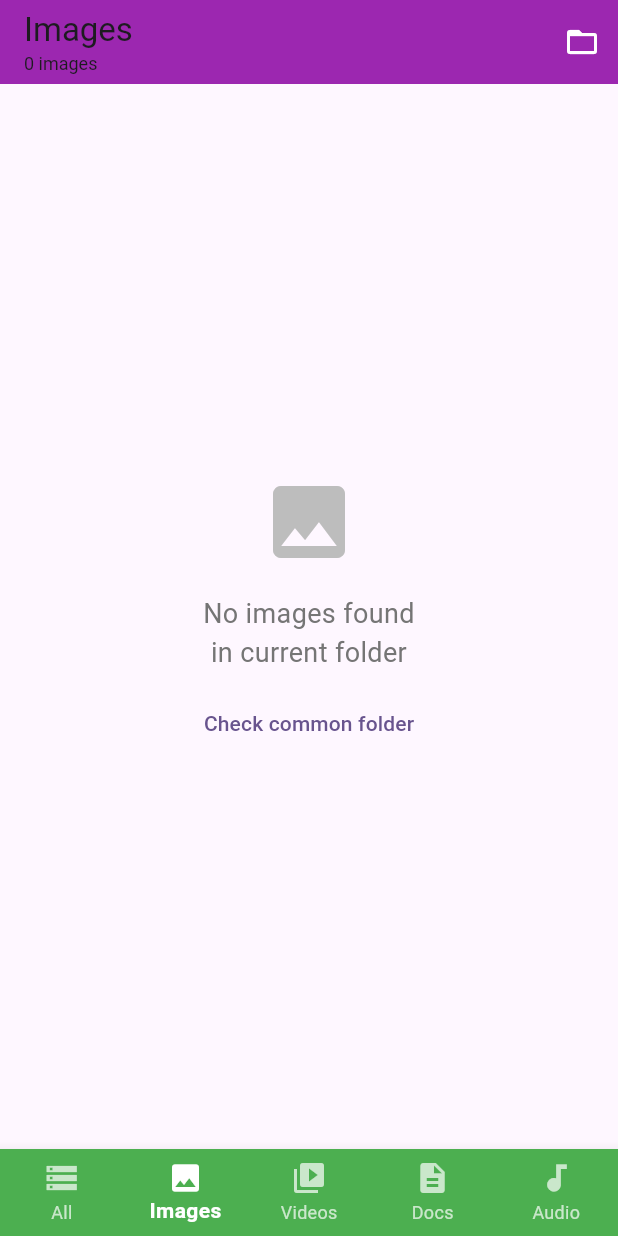
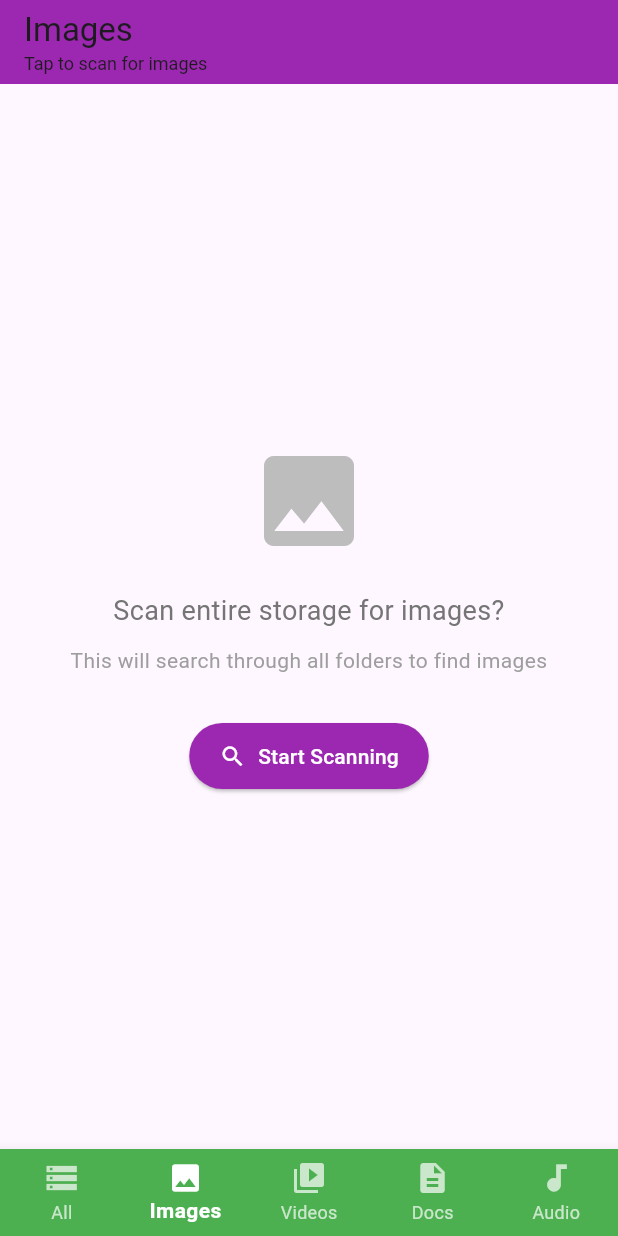
Before and after one commit to Earbaj/file_manager_flutter, a Flutter app: the screen it shows after launch, item 2 of the bottom bar chosen, on a phone screen of 412 x 824 dp. Run offline on Flutter 3.47's test engine with Material 3 defaults, Android fonts, the phone set to English and light mode, and no system bars; our stand-ins replace open_filex, permission_handler.

Commit message:
FIX:same catagory file show after scan

```diff
--- a/lib/filemanager_screen.dart
+++ b/lib/filemanager_screen.dart
@@ -10,10 +10,13 @@ class FileManagerScreen extends StatefulWidget {
 
 class _FileManagerScreenState extends State<FileManagerScreen> {
   List<FileSystemEntity> allFiles = [];
+  List<FileSystemEntity> categorizedFiles = [];
   List<Directory> pathHistory = [];
   Directory currentDirectory = Directory("/storage/emulated/0");
   int selectedIndex = 0;
   bool isLoading = false;
+  bool isScanning = false;
+  String currentScanType = ""; // Track what type we're currently scanning for
 
   // Tab titles
   final List<String> tabTitles = [
@@ -86,6 +89,11 @@ class _FileManagerScreenState extends State<FileManagerScreen> {
         allFiles = entities;
         currentDirectory = directory;
         isLoading = false;
+        // Reset categorized files when browsing normally
+        if (selectedIndex == 0) {
+          categorizedFiles = [];
+          currentScanType = "";
+        }
       });
 
       print("Filtered to ${entities.length} items");
@@ -99,6 +107,84 @@ class _FileManagerScreenState extends State<FileManagerScreen> {
       ScaffoldMessenger.of(context).showSnackBar(
         SnackBar(content: Text("Cannot access this folder: $e")),
       );
+    }
+  }
+
+  /// Recursively scan entire storage for specific file types
+  Future<void> scanEntireStorageForFileType(String fileType) async {
+    setState(() {
+      isScanning = true;
+      categorizedFiles = [];
+      currentScanType = fileType;
+    });
+
+    List<FileSystemEntity> foundFiles = [];
+    int scannedFolders = 0;
+
+    try {
+      // Start scanning from root directory
+      await _scanDirectoryRecursive(Directory("/storage/emulated/0"), fileType, foundFiles, (foldersScanned) {
+        scannedFolders = foldersScanned;
+      });
+
+      setState(() {
+        categorizedFiles = foundFiles;
+        isScanning = false;
+      });
+
+      print("Scan complete: Found ${foundFiles.length} $fileType files in $scannedFolders folders");
+
+    } catch (e) {
+      print("Error during scanning: $e");
+      setState(() {
+        isScanning = false;
+        currentScanType = "";
+      });
+
+      ScaffoldMessenger.of(context).showSnackBar(
+        SnackBar(content: Text("Error scanning files: $e")),
+      );
+    }
+  }
+
+  Future<void> _scanDirectoryRecursive(
+      Directory directory,
+      String targetFileType,
+      List<FileSystemEntity> results,
+      Function(int) onProgressUpdate) async {
+
+    int foldersScanned = 0;
+
+    try {
+      if (!await directory.exists()) return;
+
+      final List<FileSystemEntity> entities = await directory.list().toList();
+      foldersScanned++;
+
+      for (var entity in entities) {
+        // Skip hidden files and restricted folders
+        final name = entity.path.split('/').last;
+        if (name.startsWith(".") ||
+            entity.path.contains("/Android/data") ||
+            entity.path.contains("/Android/obb")) {
+          continue;
+        }
+
+        if (entity is File) {
+          // Check if file matches the target type
+          if (getFileType(entity.path) == targetFileType) {
+            results.add(entity);
+          }
+        } else if (entity is Directory) {
+          // Recursively scan subdirectories
+          await _scanDirectoryRecursive(entity, targetFileType, results, onProgressUpdate);
+        }
+      }
+
+      onProgressUpdate(foldersScanned);
+
+    } catch (e) {
+      print("Skipping directory ${directory.path} due to error: $e");
     }
   }
 
@@ -116,55 +202,63 @@ class _FileManagerScreenState extends State<FileManagerScreen> {
     }
   }
 
-  /// Improved file type classification
+  /// File type classification
   String getFileType(String path) {
     if (path.split('.').length < 2) return "Other";
 
     String ext = path.split('.').last.toLowerCase();
 
     // Image extensions
-    if (['jpg', 'jpeg', 'png', 'gif', 'bmp', 'webp', 'heic', 'svg', 'ico'].contains(ext))
+    if (['jpg', 'jpeg', 'png', 'gif', 'bmp', 'webp', 'heic', 'svg', 'ico', 'raw', 'cr2', 'nef'].contains(ext))
       return "Image";
 
     // Video extensions
-    if (['mp4', 'mkv', 'avi', 'mov', 'flv', 'wmv', '3gp', 'webm', 'm4v', 'ts'].contains(ext))
+    if (['mp4', 'mkv', 'avi', 'mov', 'flv', 'wmv', '3gp', 'webm', 'm4v', 'ts', 'mpeg', 'mpg'].contains(ext))
       return "Video";
 
     // Audio extensions
-    if (['mp3', 'wav', 'aac', 'flac', 'm4a', 'ogg', 'wma', 'amr', 'mid', 'midi'].contains(ext))
+    if (['mp3', 'wav', 'aac', 'flac', 'm4a', 'ogg', 'wma', 'amr', 'mid', 'midi', 'aiff'].contains(ext))
       return "Audio";
 
     // Document extensions
     if (['pdf', 'doc', 'docx', 'txt', 'ppt', 'pptx', 'xls', 'xlsx', 'csv', 'rtf',
-      'odt', 'ods', 'odp', 'epub', 'mobi', 'pages', 'numbers', 'key'].contains(ext))
+      'odt', 'ods', 'odp', 'epub', 'mobi', 'pages', 'numbers', 'key', 'xml', 'json'].contains(ext))
       return "Document";
 
     return "Other";
   }
 
-  /// Get files based on selected tab with recursive search for specific file types
+  /// Get files based on selected tab
   List<FileSystemEntity> getFilteredFiles() {
     if (selectedIndex == 0) {
       // All files - show everything in current directory
       return allFiles;
     }
 
-    // For specific file types, we want to show only files (not folders) of that type
-    String targetFileType = "";
-    switch (selectedIndex) {
-      case 1: targetFileType = "Image"; break;
-      case 2: targetFileType = "Video"; break;
-      case 3: targetFileType = "Document"; break;
-      case 4: targetFileType = "Audio"; break;
+    // For specific file types, only show files if they match the current tab
+    if (selectedIndex > 0) {
+      String currentTabType = getTargetFileType();
+
+      // Only return categorized files if they were scanned for the current tab type
+      if (currentScanType == currentTabType) {
+        return categorizedFiles;
+      } else {
+        // If we have files from a different scan, don't show them
+        return [];
+      }
     }
 
-    return allFiles.where((entity) {
-      // For category tabs, we only want to show files (not directories)
-      if (entity is Directory) return false;
+    return [];
+  }
 
-      // Check if file matches the target type
-      return getFileType(entity.path) == targetFileType;
-    }).toList();
+  String getTargetFileType() {
+    switch (selectedIndex) {
+      case 1: return "Image";
+      case 2: return "Video";
+      case 3: return "Document";
+      case 4: return "Audio";
+      default: return "";
+    }
   }
 
   IconData getFileIcon(FileSystemEntity file) {
@@ -198,22 +292,27 @@ class _FileManagerScreenState extends State<FileManagerScreen> {
       int sizeInBytes = file.lengthSync();
       if (sizeInBytes < 1024) return "$sizeInBytes B";
       if (sizeInBytes < 1048576) return "${(sizeInBytes / 1024).toStringAsFixed(1)} KB";
-      return "${(sizeInBytes / 1048576).toStringAsFixed(1)} MB";
+      if (sizeInBytes < 1073741824) return "${(sizeInBytes / 1048576).toStringAsFixed(1)} MB";
+      return "${(sizeInBytes / 1073741824).toStringAsFixed(1)} GB";
     } catch (e) {
       return "Unknown size";
     }
   }
 
   String getFileCountText() {
+    if (selectedIndex == 0) {
       final filteredFiles = getFilteredFiles();
-    final totalCount = filteredFiles.length;
-
-    if (selectedIndex == 0) {
       final fileCount = filteredFiles.where((f) => f is File).length;
       final folderCount = filteredFiles.where((f) => f is Directory).length;
-      return "$totalCount items ($fileCount files, $folderCount folders)";
+      return "$fileCount files, $folderCount folders";
     } else {
-      return "$totalCount ${tabTitles[selectedIndex].toLowerCase()}";
+      if (isScanning) {
+        return "Scanning for ${tabTitles[selectedIndex].toLowerCase()}...";
+      } else if (currentScanType == getTargetFileType()) {
+        return "${categorizedFiles.length} ${tabTitles[selectedIndex].toLowerCase()} found";
+      } else {
+        return "Tap to scan for ${tabTitles[selectedIndex].toLowerCase()}";
+      }
     }
   }
 
@@ -234,145 +333,55 @@ class _FileManagerScreenState extends State<FileManagerScreen> {
           ],
         ),
         backgroundColor: _getAppBarColor(),
-        actions: [
-          // Show back button only when not in root directory
+        actions: _getAppBarActions(),
+      ),
+      body: _buildBody(files),
+      bottomNavigationBar: _buildBottomNavigationBar(),
+      floatingActionButton: selectedIndex == 0 ? _buildFloatingActionButton() : null,
+    );
+  }
+
+  List<Widget> _getAppBarActions() {
+    if (selectedIndex == 0) {
+      return [
         if (pathHistory.isNotEmpty || currentDirectory.path != "/storage/emulated/0")
           IconButton(
             icon: Icon(Icons.arrow_back, color: Colors.white),
             onPressed: navigateBack,
             tooltip: "Go back",
           ),
+        _buildQuickAccessMenu(),
+      ];
+    } else {
+      // Show refresh button only if we've scanned for the current tab type
+      if (currentScanType == getTargetFileType() && categorizedFiles.isNotEmpty) {
+        return [
+          IconButton(
+            icon: Icon(Icons.refresh, color: Colors.white),
+            onPressed: () => scanEntireStorageForFileType(getTargetFileType()),
+            tooltip: "Rescan",
+          ),
+        ];
+      }
+      return [];
+    }
+  }
 
-          // Quick access menu
-          PopupMenuButton(
-            icon: Icon(Icons.folder_open, color: Colors.white),
-            itemBuilder: (context) => [
-              PopupMenuItem(
-                child: Row(
-                  children: [
-                    Icon(Icons.download, color: Colors.green),
-                    SizedBox(width: 8),
-                    Text("Downloads"),
-                  ],
-                ),
-                onTap: () {
-                  Future.delayed(Duration.zero, () {
-                    loadFiles(Directory("/storage/emulated/0/Download"));
-                  });
-                },
-              ),
-              PopupMenuItem(
-                child: Row(
-                  children: [
-                    Icon(Icons.photo, color: Colors.purple),
-                    SizedBox(width: 8),
-                    Text("Pictures"),
-                  ],
-                ),
-                onTap: () {
-                  Future.delayed(Duration.zero, () {
-                    loadFiles(Directory("/storage/emulated/0/Pictures"));
-                  });
-                },
-              ),
-              PopupMenuItem(
-                child: Row(
-                  children: [
-                    Icon(Icons.music_note, color: Colors.blue),
-                    SizedBox(width: 8),
-                    Text("Music"),
-                  ],
-                ),
-                onTap: () {
-                  Future.delayed(Duration.zero, () {
-                    loadFiles(Directory("/storage/emulated/0/Music"));
-                  });
-                },
-              ),
-              PopupMenuItem(
-                child: Row(
-                  children: [
-                    Icon(Icons.movie, color: Colors.red),
-                    SizedBox(width: 8),
-                    Text("Movies"),
-                  ],
-                ),
-                onTap: () {
-                  Future.delayed(Duration.zero, () {
-                    loadFiles(Directory("/storage/emulated/0/Movies"));
-                  });
-                },
-              ),
-              PopupMenuItem(
-                child: Row(
-                  children: [
-                    Icon(Icons.description, color: Colors.green),
-                    SizedBox(width: 8),
-                    Text("Documents"),
-                  ],
-                ),
-                onTap: () {
-                  Future.delayed(Duration.zero, () {
-                    loadFiles(Directory("/storage/emulated/0/Documents"));
-                  });
-                },
-              ),
-              PopupMenuItem(
-                child: Row(
-                  children: [
-                    Icon(Icons.refresh, color: Colors.orange),
-                    SizedBox(width: 8),
-                    Text("Refresh"),
-                  ],
-                ),
-                onTap: () => loadFiles(currentDirectory),
-              ),
-            ],
-          ),
-        ],
-      ),
-      body: isLoading
-          ? Center(child: CircularProgressIndicator())
-          : files.isEmpty
-          ? Center(
-        child: Column(
-          mainAxisAlignment: MainAxisAlignment.center,
-          children: [
-            Icon(
-              _getEmptyStateIcon(),
-              size: 64,
-              color: Colors.grey[400],
-            ),
-            SizedBox(height: 16),
-            Text(
-              _getEmptyStateText(),
-              style: TextStyle(
-                fontSize: 18,
-                color: Colors.grey[600],
-              ),
-              textAlign: TextAlign.center,
-            ),
-            SizedBox(height: 10),
-            if (selectedIndex > 0)
-              TextButton(
-                onPressed: () {
-                  // Navigate to common folders where these files might be
-                  if (selectedIndex == 1) { // Images
-                    loadFiles(Directory("/storage/emulated/0/Pictures"));
-                  } else if (selectedIndex == 2) { // Videos
-                    loadFiles(Directory("/storage/emulated/0/Movies"));
-                  } else if (selectedIndex == 3) { // Documents
-                    loadFiles(Directory("/storage/emulated/0/Download"));
-                  } else if (selectedIndex == 4) { // Audio
-                    loadFiles(Directory("/storage/emulated/0/Music"));
+  Widget _buildBody(List<FileSystemEntity> files) {
+    // For category tabs (1-4), check if we need to show scan prompt
+    if (selectedIndex > 0 && currentScanType != getTargetFileType() && !isScanning) {
+      return _buildScanPrompt();
     }
-                },
-                child: Text("Check common folder"),
-              ),
-          ],
-        ),
-      )
-          : ListView.builder(
+
+    if (isScanning) {
+      return _buildScanningProgress();
+    }
+
+    if (files.isEmpty) {
+      return _buildEmptyState();
+    }
+
+    return ListView.builder(
       itemCount: files.length,
       itemBuilder: (context, index) {
         var file = files[index];
@@ -389,34 +398,129 @@ class _FileManagerScreenState extends State<FileManagerScreen> {
             title: Text(
               file.path.split('/').last,
               overflow: TextOverflow.ellipsis,
-                style: TextStyle(
-                  fontWeight: isDir ? FontWeight.bold : FontWeight.normal,
             ),
+            subtitle: Column(
+              crossAxisAlignment: CrossAxisAlignment.start,
+              children: [
+                Text(
+                  file.path,
+                  style: TextStyle(fontSize: 12),
+                  overflow: TextOverflow.ellipsis,
                 ),
-              subtitle: isDir
-                  ? Text("Folder • ${file.path}")
-                  : Text("${getFileType(file.path)} • ${formatFileSize(file as File)}"),
+                if (!isDir) Text("${getFileType(file.path)} • ${formatFileSize(file as File)}"),
+              ],
+            ),
             trailing: isDir ? Icon(Icons.chevron_right) : null,
             onTap: () {
-                if (isDir) {
+              if (isDir && selectedIndex == 0) {
                 navigateToFolder(file as Directory);
-                } else {
+              } else if (!isDir) {
                 OpenFilex.open(file.path);
               }
             },
-              onLongPress: () {
-                // Show file options
-                _showFileOptions(file);
-              },
+            onLongPress: () => _showFileOptions(file),
           ),
         );
       },
+    );
+  }
+
+  Widget _buildScanPrompt() {
+    return Center(
+      child: Column(
+        mainAxisAlignment: MainAxisAlignment.center,
+        children: [
+          Icon(
+            _getEmptyStateIcon(),
+            size: 80,
+            color: Colors.grey[400],
           ),
-      bottomNavigationBar: BottomNavigationBar(
+          SizedBox(height: 20),
+          Text(
+            "Scan entire storage for ${tabTitles[selectedIndex].toLowerCase()}?",
+            style: TextStyle(fontSize: 18, color: Colors.grey[600]),
+            textAlign: TextAlign.center,
+          ),
+          SizedBox(height: 10),
+          Text(
+            "This will search through all folders to find ${tabTitles[selectedIndex].toLowerCase()}",
+            style: TextStyle(fontSize: 14, color: Colors.grey[500]),
+            textAlign: TextAlign.center,
+          ),
+          SizedBox(height: 30),
+          ElevatedButton.icon(
+            onPressed: () => scanEntireStorageForFileType(getTargetFileType()),
+            icon: Icon(Icons.search),
+            label: Text("Start Scanning"),
+            style: ElevatedButton.styleFrom(
+              backgroundColor: _getAppBarColor(),
+              foregroundColor: Colors.white,
+              padding: EdgeInsets.symmetric(horizontal: 20, vertical: 12),
+            ),
+          ),
+        ],
+      ),
+    );
+  }
+
+  Widget _buildScanningProgress() {
+    return Center(
+      child: Column(
+        mainAxisAlignment: MainAxisAlignment.center,
+        children: [
+          CircularProgressIndicator(),
+          SizedBox(height: 20),
+          Text(
+            "Scanning entire storage...",
+            style: TextStyle(fontSize: 18),
+          ),
+          SizedBox(height: 10),
+          Text(
+            "Searching for ${tabTitles[selectedIndex].toLowerCase()}",
+            style: TextStyle(fontSize: 14, color: Colors.grey[600]),
+          ),
+        ],
+      ),
+    );
+  }
+
+  Widget _buildEmptyState() {
+    return Center(
+      child: Column(
+        mainAxisAlignment: MainAxisAlignment.center,
+        children: [
+          Icon(
+            _getEmptyStateIcon(),
+            size: 64,
+            color: Colors.grey[400],
+          ),
+          SizedBox(height: 16),
+          Text(
+            _getEmptyStateText(),
+            style: TextStyle(fontSize: 18, color: Colors.grey[600]),
+            textAlign: TextAlign.center,
+          ),
+          if (selectedIndex > 0 && categorizedFiles.isEmpty && currentScanType == getTargetFileType())
+            Padding(
+              padding: EdgeInsets.only(top: 20),
+              child: ElevatedButton(
+                onPressed: () => scanEntireStorageForFileType(getTargetFileType()),
+                child: Text("Scan Again"),
+              ),
+            ),
+        ],
+      ),
+    );
+  }
+
+  Widget _buildBottomNavigationBar() {
+    return BottomNavigationBar(
       currentIndex: selectedIndex,
       onTap: (index) {
         setState(() {
           selectedIndex = index;
+          // Don't clear categorizedFiles, but track which type we're viewing
+          // The files will only show if they match the current tab type
         });
       },
       type: BottomNavigationBarType.fixed,
@@ -425,58 +529,83 @@ class _FileManagerScreenState extends State<FileManagerScreen> {
       unselectedItemColor: Colors.white.withOpacity(0.7),
       selectedLabelStyle: TextStyle(fontWeight: FontWeight.bold),
       items: [
-          BottomNavigationBarItem(
-            icon: Icon(Icons.storage),
-            label: "All",
+        BottomNavigationBarItem(icon: Icon(Icons.storage), label: "All"),
+        BottomNavigationBarItem(icon: Icon(Icons.image), label: "Images"),
+        BottomNavigationBarItem(icon: Icon(Icons.video_library), label: "Videos"),
+        BottomNavigationBarItem(icon: Icon(Icons.description), label: "Docs"),
+        BottomNavigationBarItem(icon: Icon(Icons.audiotrack), label: "Audio"),
+      ],
+    );
+  }
+
+  Widget _buildFloatingActionButton() {
+    return FloatingActionButton(
+      onPressed: () => loadFiles(Directory("/storage/emulated/0/Download")),
+      child: Icon(Icons.download),
+      tooltip: "Go to Downloads",
+      backgroundColor: Colors.green,
+    );
+  }
+
+  Widget _buildQuickAccessMenu() {
+    return PopupMenuButton(
+      icon: Icon(Icons.folder_open, color: Colors.white),
+      itemBuilder: (context) => [
+        PopupMenuItem(
+          child: Row(children: [Icon(Icons.download), SizedBox(width: 8), Text("Downloads")]),
+          onTap: () => loadFiles(Directory("/storage/emulated/0/Download")),
         ),
-          BottomNavigationBarItem(
-            icon: Icon(Icons.image),
-            label: "Images",
+        PopupMenuItem(
+          child: Row(children: [Icon(Icons.photo), SizedBox(width: 8), Text("Pictures")]),
+          onTap: () => loadFiles(Directory("/storage/emulated/0/Pictures")),
         ),
-          BottomNavigationBarItem(
-            icon: Icon(Icons.video_library),
-            label: "Videos",
+        PopupMenuItem(
+          child: Row(children: [Icon(Icons.music_note), SizedBox(width: 8), Text("Music")]),
+          onTap: () => loadFiles(Directory("/storage/emulated/0/Music")),
         ),
-          BottomNavigationBarItem(
-            icon: Icon(Icons.description),
-            label: "Docs",
+        PopupMenuItem(
+          child: Row(children: [Icon(Icons.movie), SizedBox(width: 8), Text("Movies")]),
+          onTap: () => loadFiles(Directory("/storage/emulated/0/Movies")),
         ),
-          BottomNavigationBarItem(
-            icon: Icon(Icons.audiotrack),
-            label: "Audio",
+        PopupMenuItem(
+          child: Row(children: [Icon(Icons.description), SizedBox(width: 8), Text("Documents")]),
+          onTap: () => loadFiles(Directory("/storage/emulated/0/Documents")),
+        ),
+        PopupMenuItem(
+          child: Row(children: [Icon(Icons.refresh), SizedBox(width: 8), Text("Refresh")]),
+          onTap: () => loadFiles(currentDirectory),
         ),
       ],
-      ),
     );
   }
 
   Color _getAppBarColor() {
     switch (selectedIndex) {
-      case 1: return Colors.purple; // Images
-      case 2: return Colors.red;    // Videos
-      case 3: return Colors.green;  // Documents
-      case 4: return Colors.blue;   // Audio
-      default: return Colors.green; // All files
+      case 1: return Colors.purple;
+      case 2: return Colors.red;
+      case 3: return Colors.green;
+      case 4: return Colors.blue;
+      default: return Colors.green;
     }
   }
 
   IconData _getEmptyStateIcon() {
     switch (selectedIndex) {
-      case 1: return Icons.image;          // Images
-      case 2: return Icons.video_library;  // Videos
-      case 3: return Icons.description;    // Documents
-      case 4: return Icons.audiotrack;     // Audio
-      default: return Icons.folder_open;   // All files
+      case 1: return Icons.image;
+      case 2: return Icons.video_library;
+      case 3: return Icons.description;
+      case 4: return Icons.audiotrack;
+      default: return Icons.folder_open;
     }
   }
 
   String _getEmptyStateText() {
     switch (selectedIndex) {
-      case 1: return "No images found\nin current folder";
-      case 2: return "No videos found\nin current folder";
-      case 3: return "No documents found\nin current folder";
-      case 4: return "No audio files found\nin current folder";
-      default: return "No files found\nin current folder";
+      case 1: return currentScanType == "Image" ? "No images found in storage" : "Tap to scan for images";
+      case 2: return currentScanType == "Video" ? "No videos found in storage" : "Tap to scan for videos";
+      case 3: return currentScanType == "Document" ? "No documents found in storage" : "Tap to scan for documents";
+      case 4: return currentScanType == "Audio" ? "No audio files found in storage" : "Tap to scan for audio";
+      default: return "No files found in current folder";
     }
   }
 
@@ -487,22 +616,10 @@ class _FileManagerScreenState extends State<FileManagerScreen> {
         title: Text("File Options"),
         content: Text("What would you like to do with '${file.path.split('/').last}'?"),
         actions: [
+          TextButton(onPressed: () => Navigator.pop(context), child: Text("Cancel")),
+          TextButton(onPressed: () { Navigator.pop(context); }, child: Text("Share")),
           TextButton(
-            onPressed: () => Navigator.pop(context),
-            child: Text("Cancel"),
-          ),
-          TextButton(
-            onPressed: () {
-              Navigator.pop(context);
-              // Add share functionality here
-            },
-            child: Text("Share"),
-          ),
-          TextButton(
-            onPressed: () {
-              Navigator.pop(context);
-              // Add delete functionality here
-            },
+            onPressed: () { Navigator.pop(context); },
             child: Text("Delete", style: TextStyle(color: Colors.red)),
           ),
         ],
```
Lines whose indentation alone changed are shown as unchanged.
